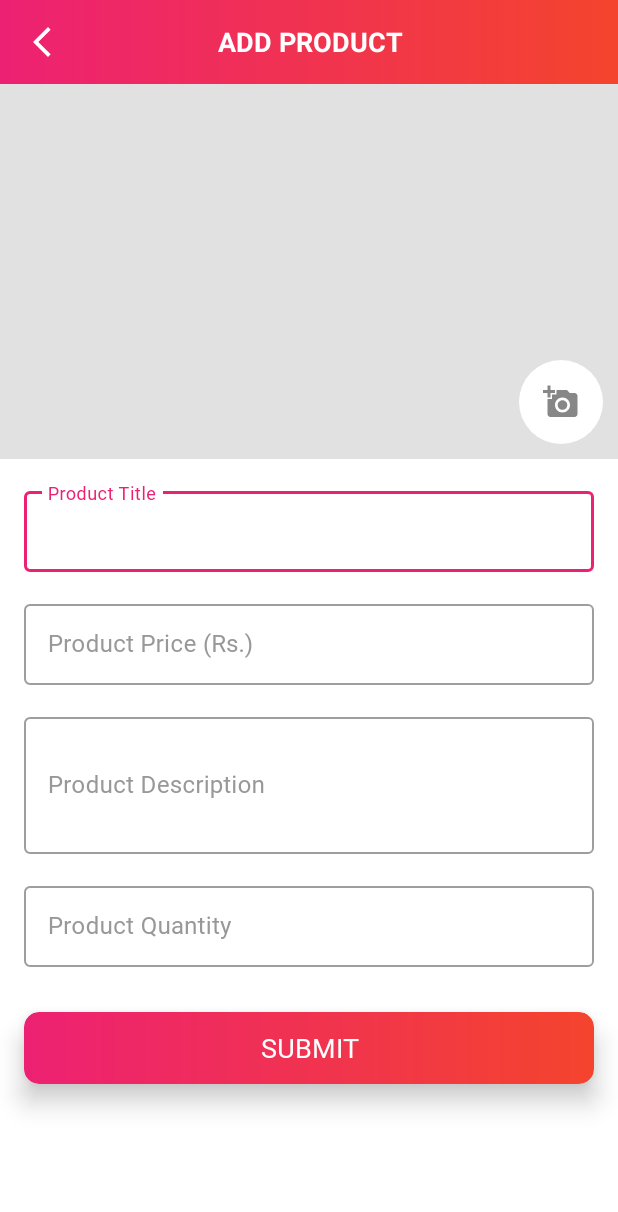
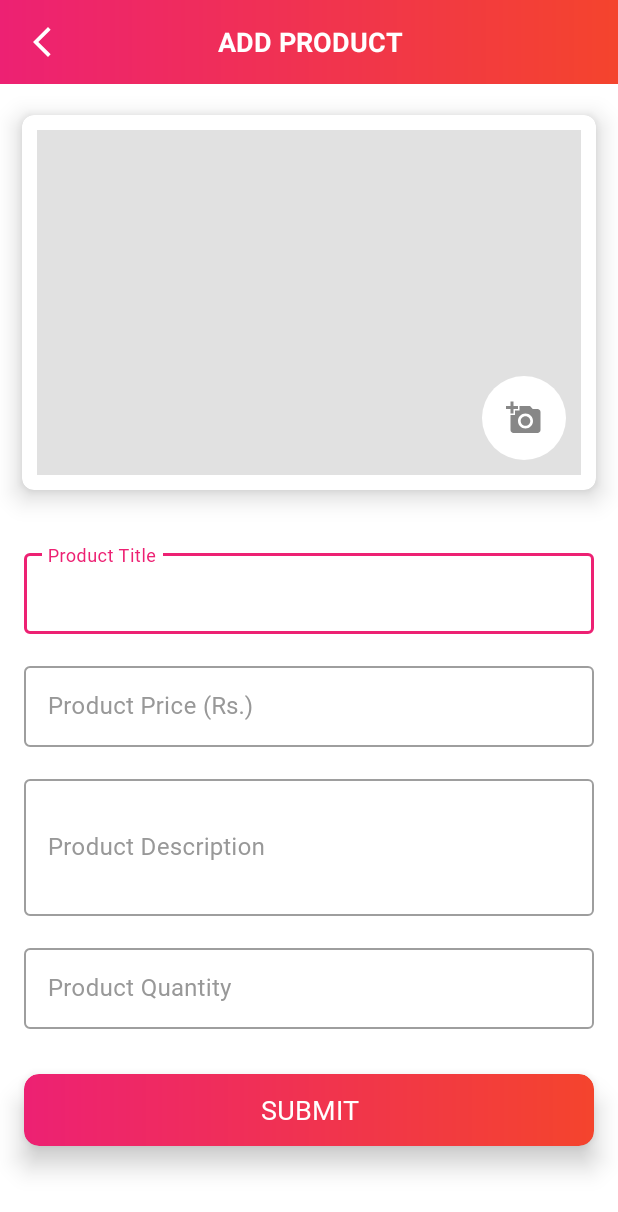
Before and after one commit to mokshgiri/e-commerce-app, an Android app: the AddProductActivity screen opened directly, with no data from a screen before it, on a phone screen of 412 x 824 dp. Shown: the top 1212 px of the screen. Run offline under Robolectric (Android 15) with nearby library versions, the phone set to English and light mode, and no system bars.

Commit message:
Required changes done and modfied

```diff
--- a/app/src/main/res/layout/activity_add_product.xml
+++ b/app/src/main/res/layout/activity_add_product.xml
@@ -43,18 +43,30 @@
             android:layout_width="match_parent"
             android:layout_height="wrap_content">
 
+            <androidx.cardview.widget.CardView
+                android:layout_width="match_parent"
+                android:layout_height="wrap_content"
+                android:id="@+id/fl_product_image"
+                app:cardElevation="10dp"
+                app:cardCornerRadius="8dp"
+                app:cardBackgroundColor="@color/white"
+                app:cardMaxElevation="12dp"
+                app:cardPreventCornerOverlap="true"
+                app:cardUseCompatPadding="true"
+                app:layout_constraintStart_toStartOf="parent"
+                app:layout_constraintTop_toTopOf="parent">
+
             <FrameLayout
-                android:id="@+id/fl_product_image"
                 android:layout_width="match_parent"
                 android:layout_height="@dimen/add_product_header_image_height"
                 app:layout_constraintEnd_toEndOf="parent"
-                app:layout_constraintStart_toStartOf="parent"
-                app:layout_constraintTop_toTopOf="parent">
+             >
 
                 <ImageView
                     android:id="@+id/iv_product_image"
                     android:layout_width="match_parent"
                     android:layout_height="match_parent"
+                    android:layout_margin="10dp"
                     android:background="@color/colorImageViewBackground"
                     android:contentDescription="@string/content_description"
                     android:scaleType="fitXY" />
@@ -64,7 +76,7 @@
                     android:layout_height="wrap_content"
                     android:layout_gravity="end|bottom"
                     android:background="@drawable/circular_background_white"
-                    android:layout_margin="10dp">
+                    android:layout_margin="20dp">
 
                     <ImageView
                         android:id="@+id/iv_add_update_product"
@@ -79,6 +91,9 @@
 
             </FrameLayout>
             </FrameLayout>
+
+            </androidx.cardview.widget.CardView>
+
 
             <com.google.android.material.textfield.TextInputLayout
                 android:id="@+id/til_product_title"
--- a/app/src/main/res/layout/item_dashboard_layout.xml
+++ b/app/src/main/res/layout/item_dashboard_layout.xml
@@ -26,11 +26,15 @@
             android:focusable="true"
             android:foreground="?selectableItemBackground"
             android:padding="@dimen/item_dashboard_padding">
+
             <ImageView
                 android:id="@+id/iv_dashboard_item_image"
                 android:layout_width="match_parent"
                 android:layout_height="@dimen/item_dashboard_image_height"
-        android:layout_margin="@dimen/item_dashboard_image_margin"
+                android:layout_marginStart="@dimen/item_dashboard_image_margin"
+                android:layout_marginTop="@dimen/item_dashboard_image_margin"
+                android:layout_marginEnd="@dimen/item_dashboard_image_margin"
+                android:layout_marginBottom="@dimen/item_dashboard_image_margin"
                 android:background="@color/colorImageViewBackground"
                 android:contentDescription="@string/content_description"
                 android:minHeight="@dimen/item_dashboard_image_height"
```
Also changed, not shown: app/src/main/AndroidManifest.xml (+8 -6 lines), app/src/main/java/com/example/ecommerce/firebase/FirebaseClass.kt (+34 -1 lines). Lines whose indentation alone changed are shown as unchanged.
